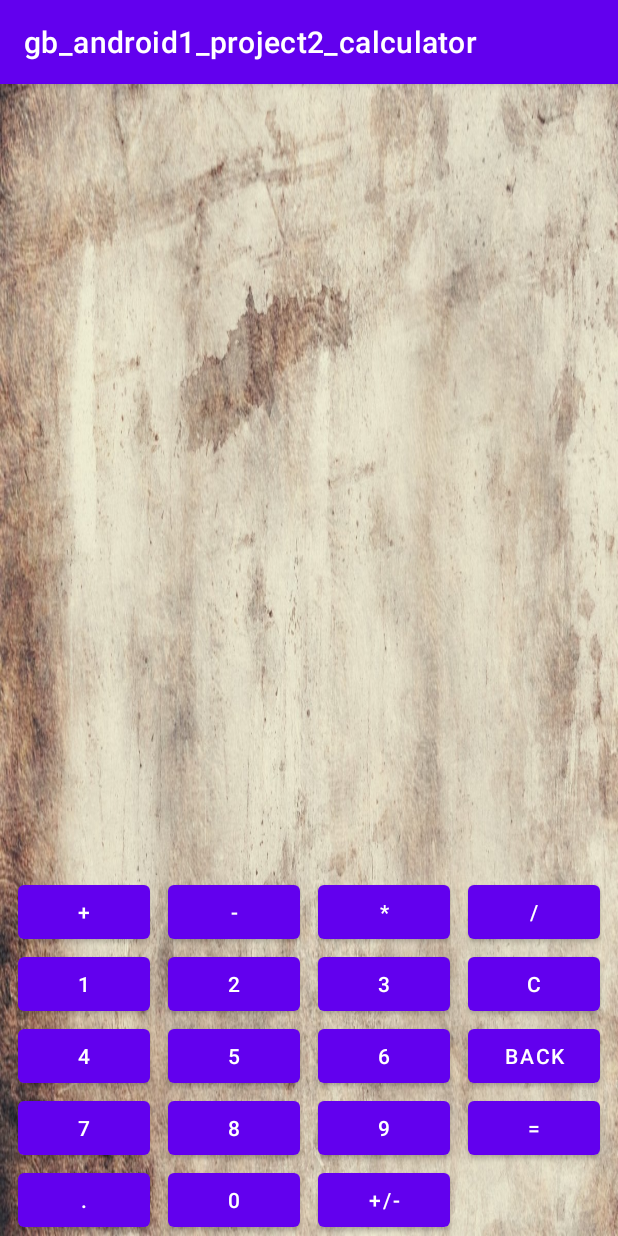
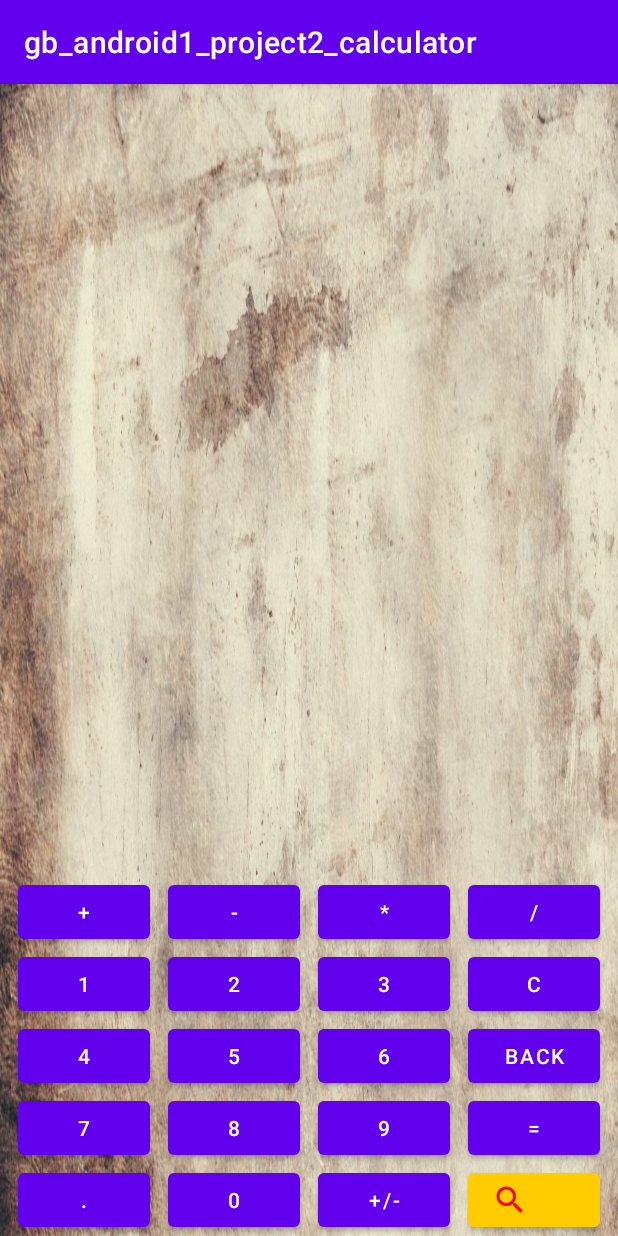
Before and after one commit to bkkn/gb_android1_project2_calculator, an Android app: the screen it shows after launch (MainActivity), on a phone screen of 412 x 824 dp. Run offline under Robolectric (Android 15) with nearby library versions, the phone set to English and light mode, and no system bars.

Commit message:
look up button added to xml

```diff
--- a/app/src/main/java/me/bkkn/gb_android1_project2_calculator/MainActivity.java
+++ b/app/src/main/java/me/bkkn/gb_android1_project2_calculator/MainActivity.java
@@ -41,6 +41,7 @@
     public void onConfigurationChanged(@NonNull Configuration newConfig) {
         Log.d(TAG, "onConfigurationChanged() called with: newConfig = [" + newConfig + "]");
         super.onConfigurationChanged(newConfig);
+        // WHY HAS IT NEVER BEEN CALLED ?
     }
 
     @Override
--- /dev/null
+++ b/app/src/main/res/drawable/ic_baseline_search_24.xml
@@ -0,0 +1,10 @@
+<vector xmlns:android="http://schemas.android.com/apk/res/android"
+    android:width="24dp"
+    android:height="24dp"
+    android:viewportWidth="24"
+    android:viewportHeight="24"
+    android:tint="?attr/colorControlNormal">
+  <path
+      android:fillColor="@android:color/white"
+      android:pathData="M15.5,14h-0.79l-0.28,-0.27C15.41,12.59 16,11.11 16,9.5 16,5.91 13.09,3 9.5,3S3,5.91 3,9.5 5.91,16 9.5,16c1.61,0 3.09,-0.59 4.23,-1.57l0.27,0.28v0.79l5,4.99L20.49,19l-4.99,-5zM9.5,14C7.01,14 5,11.99 5,9.5S7.01,5 9.5,5 14,7.01 14,9.5 11.99,14 9.5,14z"/>
+</vector>
--- a/app/src/main/res/layout-land/activity_main.xml
+++ b/app/src/main/res/layout-land/activity_main.xml
@@ -15,8 +15,8 @@
         android:textAlignment="center"
         android:textSize="48sp"
         app:layout_constraintBottom_toBottomOf="parent"
+        app:layout_constraintEnd_toStartOf="@id/plus_button"
         app:layout_constraintStart_toStartOf="parent"
-        app:layout_constraintEnd_toStartOf="@id/plus_button"
         app:layout_constraintTop_toTopOf="parent"
         tools:text="1 + 1 = 2" />
 
@@ -224,4 +224,20 @@
         app:layout_constraintTop_toBottomOf="@+id/digit_nine_button"
         app:layout_constraintVertical_chainStyle="packed" />
 
+    <com.google.android.material.button.MaterialButton
+        android:id="@+id/button"
+        android:layout_width="0dp"
+        android:layout_height="0dp"
+        android:gravity="left"
+        android:textAllCaps="true"
+        app:backgroundTint="#fc0"
+        app:iconGravity="textStart"
+        app:iconPadding="10dp"
+        app:iconTint="#f00"
+        app:icon="@drawable/ic_baseline_search_24"
+        app:layout_constraintBottom_toBottomOf="@+id/sign_button"
+        app:layout_constraintEnd_toEndOf="parent"
+        app:layout_constraintStart_toEndOf="@+id/sign_button"
+        app:layout_constraintTop_toBottomOf="@+id/equals_button" />
+
 </androidx.constraintlayout.widget.ConstraintLayout>
--- a/app/src/main/res/layout/activity_main.xml
+++ b/app/src/main/res/layout/activity_main.xml
@@ -11,13 +11,14 @@
         android:id="@+id/screen_edit_text"
         android:layout_width="0dp"
         android:layout_height="0dp"
+        android:gravity="center"
         android:textAlignment="center"
-        android:gravity="center"
         android:textSize="48sp"
         app:layout_constraintBottom_toTopOf="@+id/plus_button"
         app:layout_constraintEnd_toEndOf="@+id/divide_button"
         app:layout_constraintStart_toStartOf="@+id/plus_button"
         app:layout_constraintTop_toTopOf="parent"
+        app:layout_constraintVertical_chainStyle="packed"
         tools:text="1 + 1 = 2" />
 
     <Button
@@ -134,10 +135,10 @@
         android:layout_width="wrap_content"
         android:layout_height="wrap_content"
         android:text="+"
+        app:layout_constraintTop_toBottomOf="@id/screen_edit_text"
         app:layout_constraintBottom_toTopOf="@+id/digit_one_button"
         app:layout_constraintEnd_toStartOf="@+id/minus_button"
         app:layout_constraintStart_toStartOf="parent"
-        app:layout_constraintTop_toBottomOf="@id/screen_edit_text"
         app:layout_constraintVertical_chainStyle="packed" />
 
     <Button
@@ -223,4 +224,21 @@
         app:layout_constraintTop_toBottomOf="@+id/digit_nine_button"
         app:layout_constraintVertical_chainStyle="packed" />
 
+    <com.google.android.material.button.MaterialButton
+        android:id="@+id/button"
+        android:layout_width="0dp"
+        android:layout_height="0dp"
+        android:gravity="left"
+        android:textAllCaps="true"
+        app:backgroundTint="#fc0"
+        app:icon="@drawable/ic_baseline_search_24"
+        app:iconGravity="textStart"
+        app:iconPadding="10dp"
+        app:iconTint="#f00"
+        app:layout_constraintBottom_toBottomOf="@+id/sign_button"
+        app:layout_constraintEnd_toEndOf="@+id/equals_button"
+        app:layout_constraintStart_toStartOf="@+id/equals_button"
+        app:layout_constraintTop_toBottomOf="@+id/equals_button" />
+
+
 </androidx.constraintlayout.widget.ConstraintLayout>
--- a/app/src/main/res/values/strings.xml
+++ b/app/src/main/res/values/strings.xml
@@ -1,3 +1,4 @@
 <resources>
     <string name="app_name">gb_android1_project2_calculator</string>
+    <string name="look_up_the_expression">Look Up The Expression</string>
 </resources>
```
